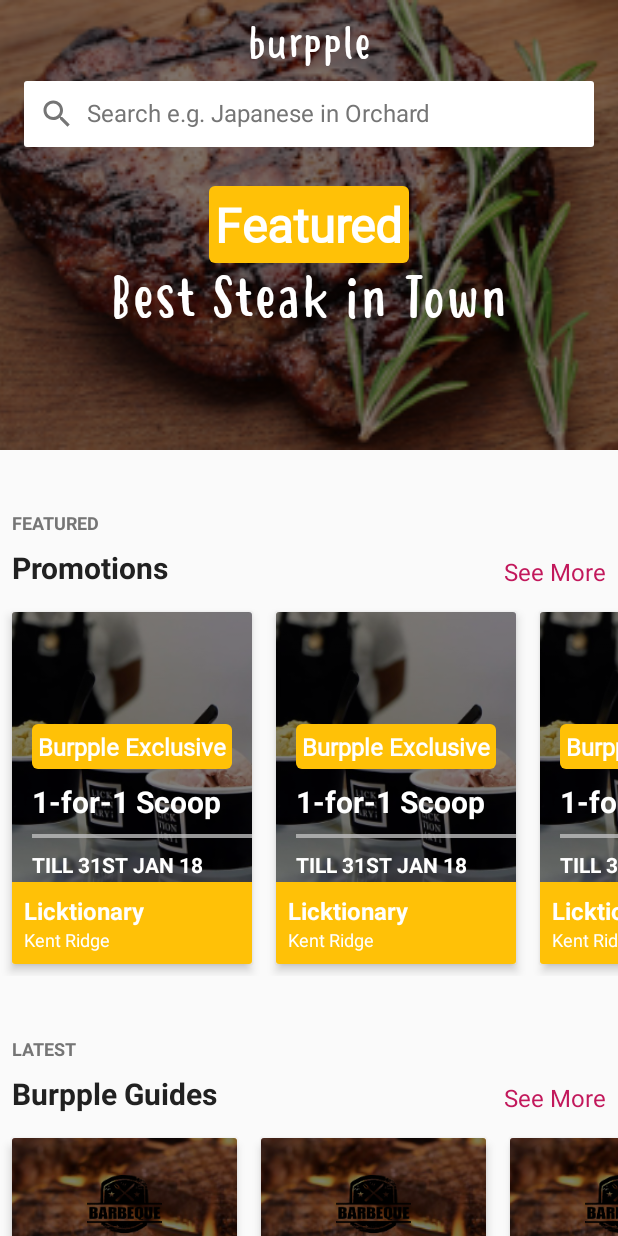
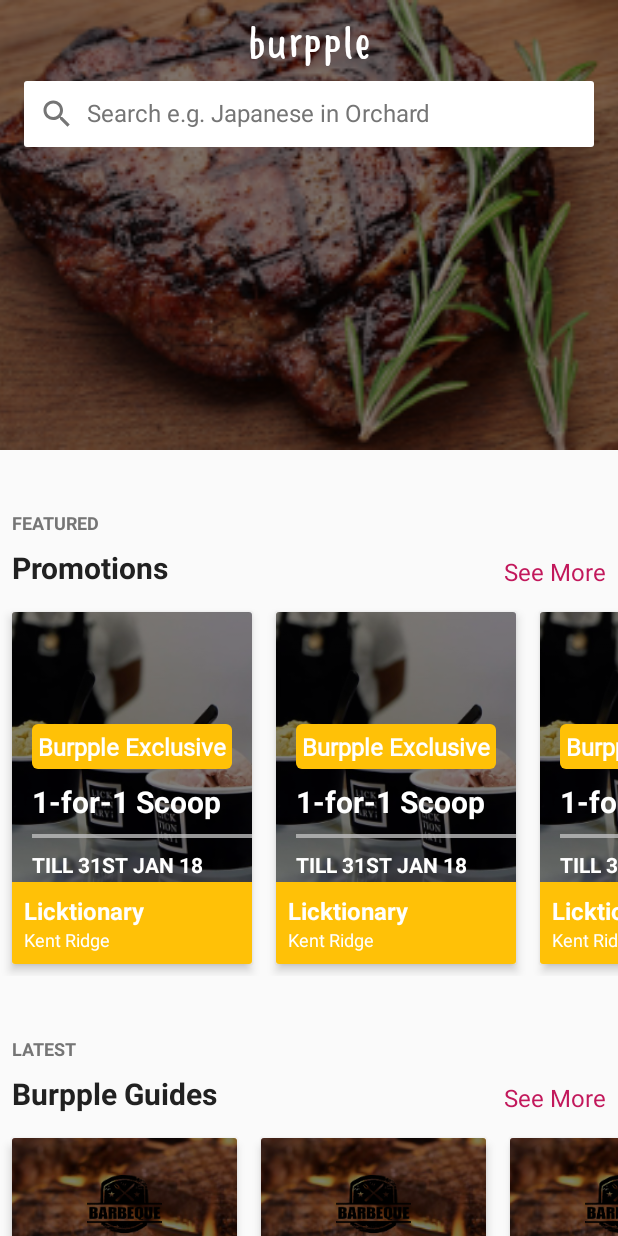
Before and after one commit to rkar111/PADC-3F-AKH-Burpple, an Android app: the screen it shows after launch (MainActivity), on a phone screen of 412 x 824 dp. Run offline under Robolectric (Android 15) with nearby library versions, the phone set to English and light mode, and no system bars; our stand-ins replace ButterKnife.

Commit message:
Minor Fix

```diff
--- a/Burpple/app/src/main/java/xyz/arkarhein/burpple/adapters/BackgroundNewsImagesAdapter.java
+++ b/Burpple/app/src/main/java/xyz/arkarhein/burpple/adapters/BackgroundNewsImagesAdapter.java
@@ -22,10 +22,7 @@ public class BackgroundNewsImagesAdapter extends PagerAdapter {
 
     @Override
     public boolean isViewFromObject(View view, Object object) {
-        if (object instanceof View)
-            return true;
-        else
-            return false;
+        return (view == (View) object);
     }
 
     @Override
--- a/Burpple/app/src/main/java/xyz/arkarhein/burpple/viewitems/BackgroundNewsImageViewItem.java
+++ b/Burpple/app/src/main/java/xyz/arkarhein/burpple/viewitems/BackgroundNewsImageViewItem.java
@@ -1,23 +1,27 @@
 package xyz.arkarhein.burpple.viewitems;
 
 import android.content.Context;
+import android.support.annotation.NonNull;
+import android.support.annotation.Nullable;
 import android.util.AttributeSet;
-import android.widget.RelativeLayout;
+import android.widget.FrameLayout;
+
 
 /**
  * Created by Arkar Hein on 1/5/2018.
  */
 
-public class BackgroundNewsImageViewItem extends RelativeLayout {
-    public BackgroundNewsImageViewItem(Context context) {
+public class BackgroundNewsImageViewItem extends FrameLayout {
+
+    public BackgroundNewsImageViewItem(@NonNull Context context) {
         super(context);
     }
 
-    public BackgroundNewsImageViewItem(Context context, AttributeSet attrs) {
+    public BackgroundNewsImageViewItem(@NonNull Context context, @Nullable AttributeSet attrs) {
         super(context, attrs);
     }
 
-    public BackgroundNewsImageViewItem(Context context, AttributeSet attrs, int defStyleAttr) {
+    public BackgroundNewsImageViewItem(@NonNull Context context, @Nullable AttributeSet attrs, int defStyleAttr) {
         super(context, attrs, defStyleAttr);
     }
 }
--- a/Burpple/app/src/main/res/layout/background_news_image.xml
+++ b/Burpple/app/src/main/res/layout/background_news_image.xml
@@ -11,28 +11,4 @@
         android:scaleType="centerCrop"
         android:src="@drawable/steak" />
 
-    <TextView
-        android:id="@+id/tv_background_news_featured"
-        android:layout_width="wrap_content"
-        android:layout_height="wrap_content"
-        android:layout_centerInParent="true"
-        android:background="@drawable/rounded_amber"
-        android:fontFamily="@font/something_looks_natural_regular"
-        android:padding="4dp"
-        android:text="@string/featured"
-        android:textColor="@color/full_white"
-        android:textSize="32sp"
-        android:textStyle="bold" />
-
-    <TextView
-        android:id="@+id/tv_background_news_details"
-        android:layout_width="wrap_content"
-        android:layout_height="wrap_content"
-        android:layout_below="@id/tv_background_news_featured"
-        android:layout_centerHorizontal="true"
-        android:fontFamily="@font/hastoler_regular"
-        android:text="Best Steak in Town"
-        android:textColor="@color/full_white"
-        android:textSize="40sp" />
-
 </xyz.arkarhein.burpple.viewitems.BackgroundNewsImageViewItem>
```
